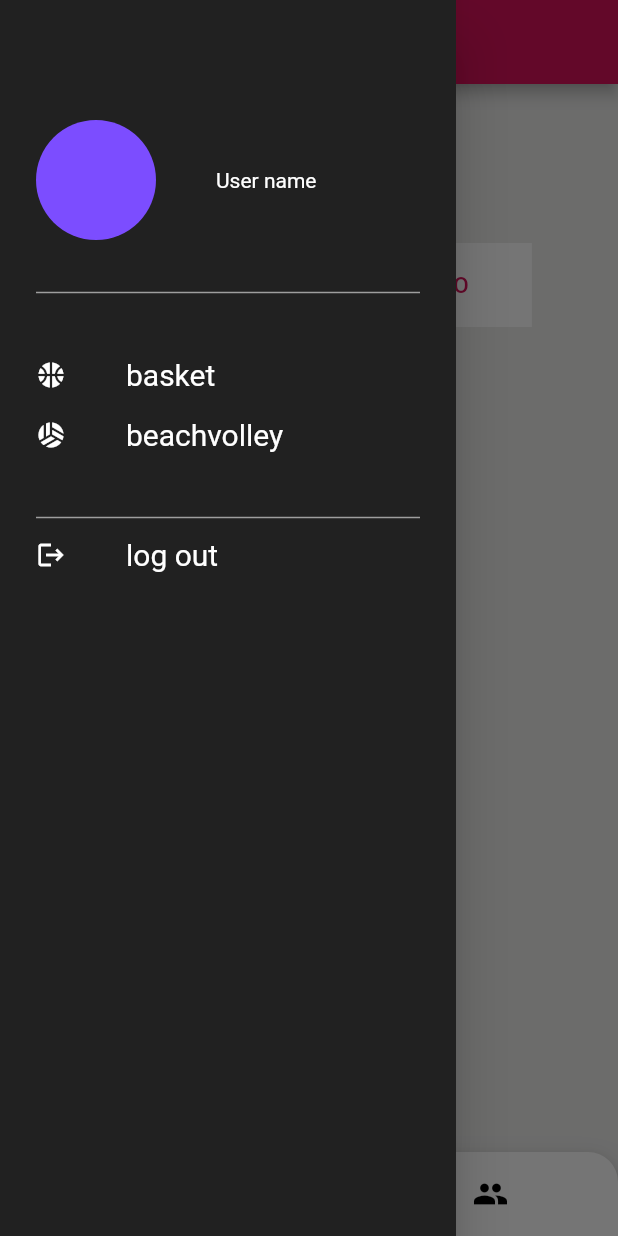
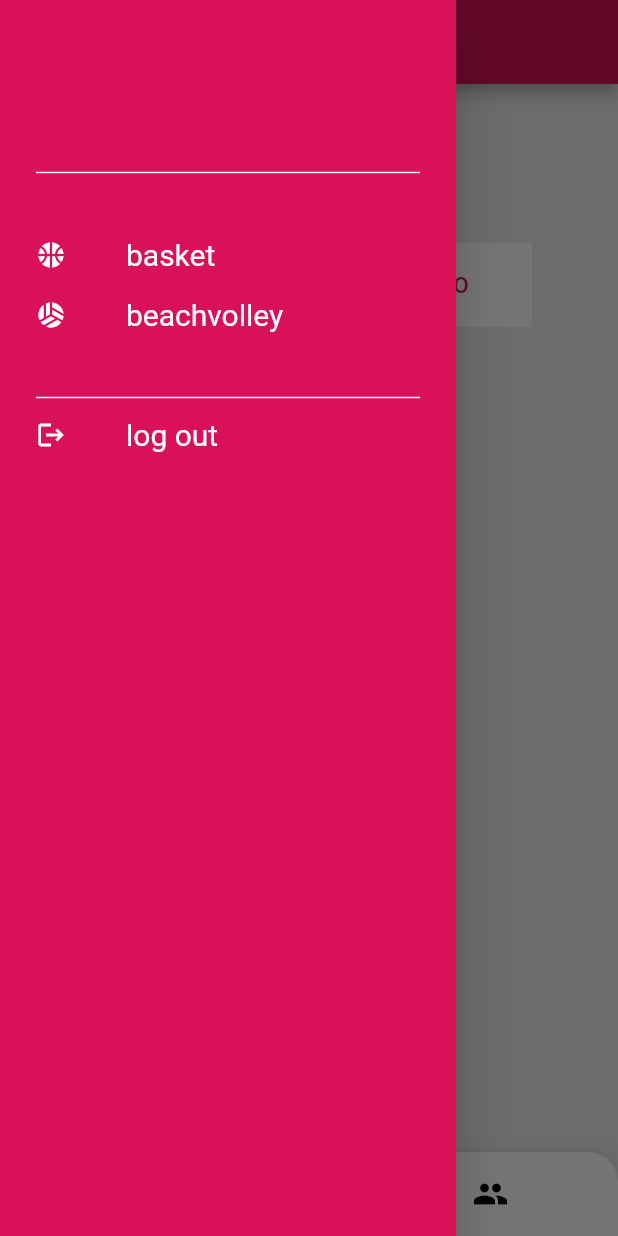
Before and after one commit to fdp7/beachvolleyapp-flutter, a Flutter app: the Home screen opened directly, with the side drawer open, on a phone screen of 412 x 824 dp. Run offline on Flutter 3.47's test engine with Material 2 defaults, Android fonts, the phone set to English and light mode, and no system bars; drawn by our look-alikes of animated_bottom_navigation_bar, pull_to_refresh; our stand-ins replace flutter_login, flutter_secure_storage, multi_select_flutter, numberpicker, pie_chart and 1 more; missing offline and left inert: dart:ffi; accounts and stored records are empty; network calls fail.

Commit message:
fix page refresh and page title bugs

```diff
--- a/beachvolley_flutter/lib/home_widget.dart
+++ b/beachvolley_flutter/lib/home_widget.dart
@@ -42,10 +42,10 @@ class _HomeState extends State<Home> with TickerProviderStateMixin {
 
     // set AppBar title
     if(_currentIndex == 0) {
-      globals.selectedPage = '${globals.leagueTitle} - ${globals.selectedSport}';
+      globals.selectedPage = globals.leagueTitle;
     }
     else if (_currentIndex == 1){
-      globals.selectedPage = '${globals.playerTitle} - ${globals.selectedSport}';
+      globals.selectedPage = globals.playerTitle;
     }
 
     _pageController.animateToPage(_currentIndex, duration: const Duration(milliseconds: 300), curve: Curves.ease);
@@ -142,7 +142,7 @@ class _HomeState extends State<Home> with TickerProviderStateMixin {
         onTap: onTapped
       ),
       appBar: AppBar(
-        title: Text(globals.selectedPage, style: TextStyle(color: Colors.white),),
+        title: Text('${globals.selectedPage} - ${globals.selectedSport}', style: const TextStyle(color: Colors.white),),
         backgroundColor: const Color(0xFFd81159),
       ),
       drawer: const SideBar(),
--- a/beachvolley_flutter/lib/league_widget.dart
+++ b/beachvolley_flutter/lib/league_widget.dart
@@ -36,7 +36,8 @@ class _LeagueState extends State<League> {
   String currentUser = "";
   List<double> elo = [100.0];
 
-  final RefreshController _refreshController = RefreshController(initialRefresh: true);
+  //final RefreshController _refreshController = RefreshController(initialRefresh: true);
+  final RefreshController _refreshController = RefreshController(initialRefresh: false);
 
   @override
   Widget build(BuildContext context) {
@@ -173,6 +174,8 @@ class _LeagueState extends State<League> {
   }
 
   void _onLoading() async {
+    loadRanking();
+    loadMatches();
     _refreshController.loadComplete();
   }
 
--- a/beachvolley_flutter/lib/player_widget.dart
+++ b/beachvolley_flutter/lib/player_widget.dart
@@ -35,13 +35,14 @@ class _PlayerPageState extends State<PlayerPage> {
   String date = "";
 
   void _onRefresh() async{
-    // monitor network fetch
-    await Future.delayed(const Duration(milliseconds: 1000));
+    //await Future.delayed(const Duration(milliseconds: 1000));
     loadPlayerData(currentUser);
     _refreshController.refreshCompleted();
   }
 
   void _onLoading() async{
+    //await Future.delayed(const Duration(milliseconds: 1000));
+    loadPlayerData(currentUser);
     _refreshController.loadComplete();
   }
 
--- a/beachvolley_flutter/lib/sideBar_widget.dart
+++ b/beachvolley_flutter/lib/sideBar_widget.dart
@@ -1,3 +1,4 @@
+import 'package:beachvolley_flutter/home_widget.dart';
 import 'package:beachvolley_flutter/login_widget.dart';
 import 'package:beachvolley_flutter/sideBarItem.dart';
 import 'package:flutter/material.dart';
@@ -10,14 +11,14 @@ class SideBar extends StatelessWidget {
   Widget build(BuildContext context) {
     return Drawer(
       child: Material(
-        color: Colors.black87,
+        color: const Color(0xFFd81159),
         child: Padding(
           padding: const EdgeInsets.fromLTRB(24, 80, 24, 0),
           child: Column(
             children: [
-              headerWidget(),
+              //headerWidget(),
               const SizedBox(height: 30,),
-              const Divider(thickness: 1, height: 10, color: Colors.grey,),
+              const Divider(thickness: 1, height: 10, color: Colors.white,),
               const SizedBox(height: 30,),
               SideBarItem(
                   name: globals.basketEndpoint,
@@ -30,7 +31,7 @@ class SideBar extends StatelessWidget {
                   onPressed: ()=> onSportSelected(context, globals.beachvolleyEndpoint)
               ),
               const SizedBox(height: 30,),
-              const Divider(thickness: 1, height: 10, color: Colors.grey,),
+              const Divider(thickness: 1, height: 10, color: Colors.white,),
               SideBarItem(
                   name: 'log out',
                   icon: Icons.logout,
@@ -43,18 +44,18 @@ class SideBar extends StatelessWidget {
     );
   }
 
-  /// summary: set global variable SelectedSport to selected item
+  /// summary: set global variable SelectedSport to selected item; go back to home with refreshed data
   onSportSelected(BuildContext context, String name){
     globals.selectedSport = name;
-    Navigator.pop(context);
+    Navigator.of(context).push(MaterialPageRoute(builder: (context) => const Home()));
   }
 
-  /// TODO: implement method
   logOut(BuildContext context){
     Navigator.of(context).push(MaterialPageRoute(builder: (context) => LoginScreen()));
   }
 
   Widget headerWidget(){
+
     return Row(
       children: [
         const CircleAvatar(
@@ -64,8 +65,8 @@ class SideBar extends StatelessWidget {
         const SizedBox(width: 40,),
         Column(
           crossAxisAlignment: CrossAxisAlignment.start,
-          children: const [
-            Text('User name', style: TextStyle(fontSize: 14, color: Colors.white),)
+          children: [
+            const Text('User name', style: TextStyle(fontSize: 14, color: Colors.white),)
           ],
         )
       ],
--- a/beachvolley_flutter/lib/utils/globals.dart
+++ b/beachvolley_flutter/lib/utils/globals.dart
@@ -1,8 +1,8 @@
 library globals;
 
-String selectedSport = basketEndpoint; //default is basket
 String basketEndpoint = 'basket';
 String beachvolleyEndpoint = 'beachvolley';
+String selectedSport = basketEndpoint; //default is basket
 
 String leagueTitle = 'League';
 String playerTitle = 'Player';
```
Also changed, not shown: beachvolley_flutter/lib/addMatch_widget.dart (+6 -6 lines).
